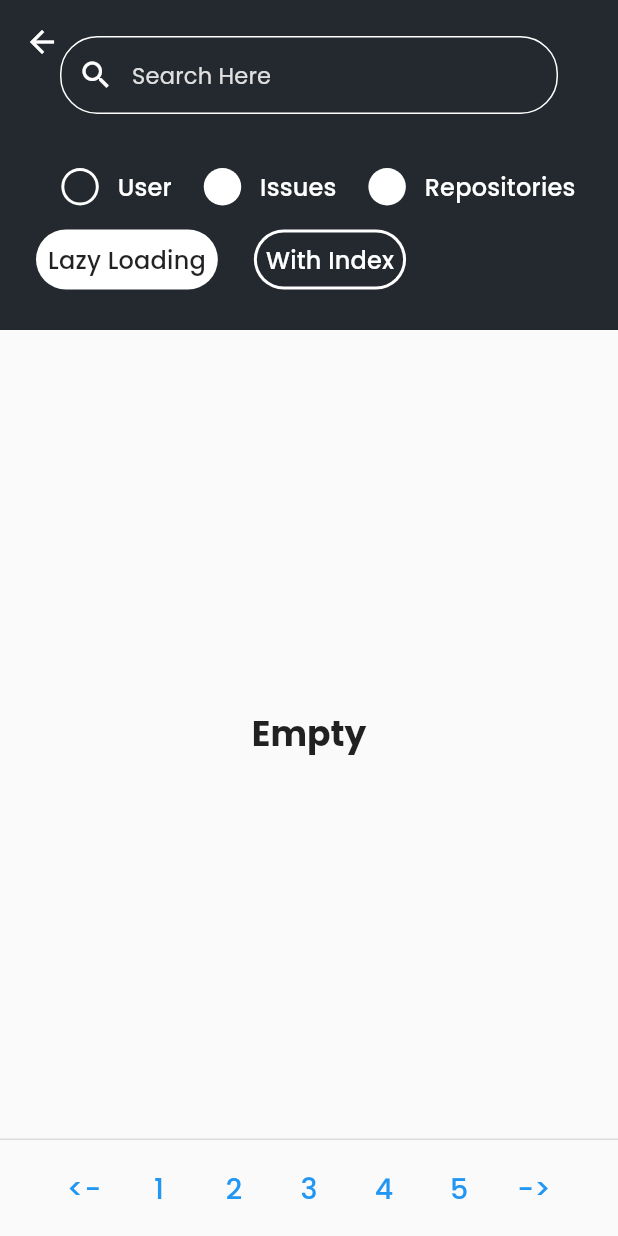
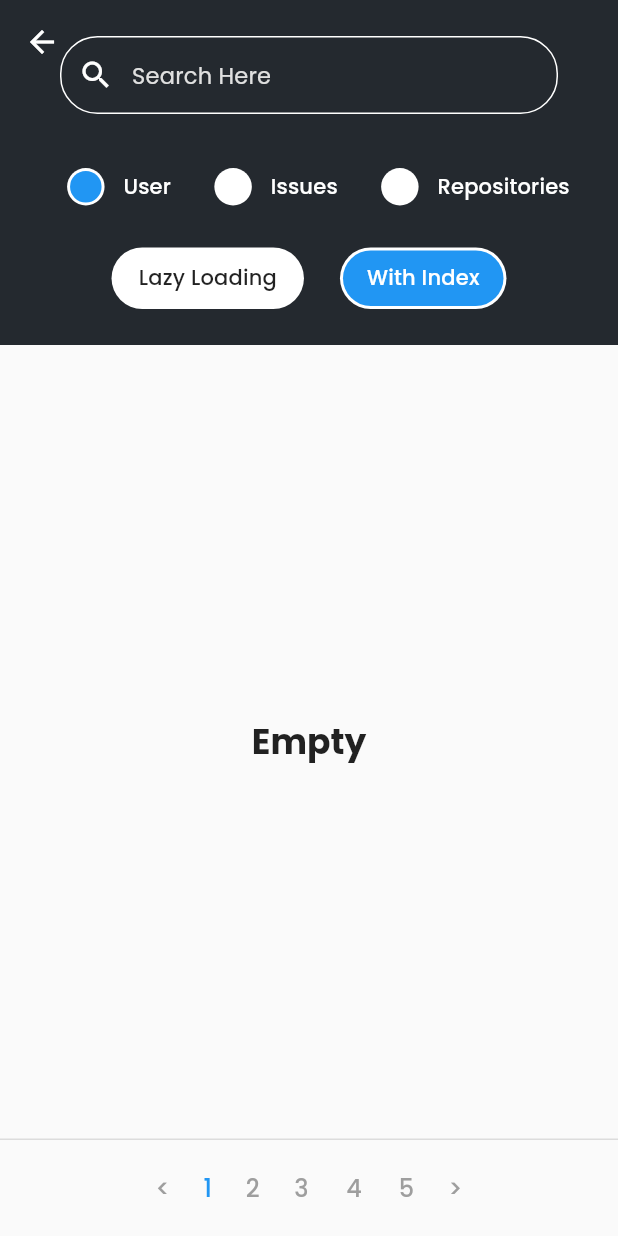
Before and after one commit to Keenan-Adityo/GitHub-Search, a Flutter app: the UserSearchGrid screen opened directly, after a tap on "With Index", on a phone screen of 412 x 824 dp. Run offline on Flutter 3.47's test engine with Material 2 defaults, Android fonts, the phone set to English and light mode, and no system bars; our stand-ins replace bloc, dartz, equatable, flutter_bloc, get_it, google_fonts and 2 more; missing offline and left inert: encrypt; accounts and stored records are empty.

Commit message:
refactor some ui

```diff
--- a/core/lib/presentation/pages/search_page.dart
+++ b/core/lib/presentation/pages/search_page.dart
@@ -316,8 +316,8 @@ class SliverHeader extends StatelessWidget {
     return SliverPersistentHeader(
       pinned: true,
       delegate: SliverDelegate(
-        minHeight: 120,
-        maxHeight: 120,
+        minHeight: 130,
+        maxHeight: 130,
         child: Container(
           color: mainColor,
           padding: const EdgeInsets.symmetric(horizontal: 24, vertical: 12),
@@ -347,9 +347,10 @@ class SliverHeader extends StatelessWidget {
                 ],
               ),
               const SizedBox(
-                height: 16,
+                height: 28,
               ),
               Row(
+                mainAxisAlignment: MainAxisAlignment.center,
                 children: [
                   InkWell(
                     onTap: () {
--- a/core/lib/presentation/widgets/index_footer.dart
+++ b/core/lib/presentation/widgets/index_footer.dart
@@ -20,7 +20,7 @@ class IndexFooter extends StatelessWidget {
           mainAxisAlignment: MainAxisAlignment.center,
           children: [
             SizedBox(
-              width: 50,
+              width: 30,
               child: TextButton(
                 onPressed: () {
                   if (categoryState.page != 1) {
@@ -37,13 +37,13 @@ class IndexFooter extends StatelessWidget {
                   }
                 },
                 child: Text(
-                  '<-',
-                  style: kHeading6,
+                  '<',
+                  style: kHeading6.copyWith(fontSize: 16, color: Colors.grey),
                 ),
               ),
             ),
             SizedBox(
-              width: 50,
+              width: 30,
               child: TextButton(
                 onPressed: () {
                   if (categoryState.page != 1) {
@@ -64,12 +64,14 @@ class IndexFooter extends StatelessWidget {
                 },
                 child: Text(
                   '1',
-                  style: kHeading6,
+                  style: (categoryState.page == 1)
+                      ? kHeading6.copyWith(fontSize: 16)
+                      : kHeading6.copyWith(fontSize: 16, color: Colors.grey),
                 ),
               ),
             ),
             SizedBox(
-              width: 50,
+              width: 30,
               child: TextButton(
                 onPressed: () {
                   if (categoryState.page <= 4 && categoryState.page != 2) {
@@ -90,12 +92,14 @@ class IndexFooter extends StatelessWidget {
                 },
                 child: Text(
                   (categoryState.page <= 4) ? '2' : '.',
-                  style: kHeading6,
+                  style: (categoryState.page == 2)
+                      ? kHeading6.copyWith(fontSize: 16)
+                      : kHeading6.copyWith(fontSize: 16, color: Colors.grey),
                 ),
               ),
             ),
             SizedBox(
-              width: 50,
+              width: 35,
               child: TextButton(
                 onPressed: () {
                   if (categoryState.page <= 4) {
@@ -129,12 +133,14 @@ class IndexFooter extends StatelessWidget {
                   (categoryState.page <= 4)
                       ? '3'
                       : (categoryState.page - 1).toString(),
-                  style: kHeading6,
+                  style: (categoryState.page == 3)
+                      ? kHeading6.copyWith(fontSize: 16)
+                      : kHeading6.copyWith(fontSize: 16, color: Colors.grey),
                 ),
               ),
             ),
             SizedBox(
-              width: 50,
+              width: 35,
               child: TextButton(
                 onPressed: () {
                   if (categoryState.page < 4) {
@@ -157,12 +163,14 @@ class IndexFooter extends StatelessWidget {
                   (categoryState.page <= 4)
                       ? '4'
                       : categoryState.page.toString(),
-                  style: kHeading6,
+                  style: (categoryState.page > 3)
+                      ? kHeading6.copyWith(fontSize: 16)
+                      : kHeading6.copyWith(fontSize: 16, color: Colors.grey),
                 ),
               ),
             ),
             SizedBox(
-              width: 50,
+              width: 35,
               child: TextButton(
                 onPressed: () {
                   if (categoryState.page <= 4) {
@@ -196,12 +204,12 @@ class IndexFooter extends StatelessWidget {
                   (categoryState.page <= 4)
                       ? '5'
                       : (categoryState.page + 1).toString(),
-                  style: kHeading6,
+                  style: kHeading6.copyWith(fontSize: 16, color: Colors.grey),
                 ),
               ),
             ),
             SizedBox(
-              width: 50,
+              width: 30,
               child: TextButton(
                 onPressed: () {
                   if (categoryState.category == 'User') {
@@ -216,8 +224,8 @@ class IndexFooter extends StatelessWidget {
                   }
                 },
                 child: Text(
-                  '->',
-                  style: kHeading6,
+                  '>',
+                  style: kHeading6.copyWith(fontSize: 16, color: Colors.grey),
                 ),
               ),
             ),
--- a/core/lib/presentation/widgets/paginations.dart
+++ b/core/lib/presentation/widgets/paginations.dart
@@ -1,5 +1,4 @@
 import 'package:core/presentation/bloc/pagination_bloc/pagination_bloc.dart';
-import 'package:core/styles/colors.dart';
 import 'package:core/styles/text_styles.dart';
 import 'package:flutter/material.dart';
 import 'package:flutter_bloc/flutter_bloc.dart';
@@ -23,28 +22,30 @@ class Paginations extends StatelessWidget {
             if (pagination == state.pagination) {
               return Container(
                 child: Padding(
-                  padding: const EdgeInsets.all(6.0),
+                  padding:
+                      const EdgeInsets.symmetric(vertical: 8, horizontal: 16),
                   child: Text(
                     pagination,
                     style: kHeading6.copyWith(
-                      fontSize: 16,
+                      fontSize: 14,
                       color: Colors.white,
                     ),
                   ),
                 ),
                 decoration: BoxDecoration(
                   borderRadius: BorderRadius.circular(20),
-                  color: mainColor,
+                  color: Colors.blue,
                 ),
               );
             } else {
               return Container(
                 child: Padding(
-                  padding: const EdgeInsets.all(6.0),
+                  padding:
+                      const EdgeInsets.symmetric(vertical: 8, horizontal: 16),
                   child: Text(
                     pagination,
                     style: kHeading6.copyWith(
-                      fontSize: 16,
+                      fontSize: 14,
                     ),
                   ),
                 ),
--- a/core/lib/presentation/widgets/search_category.dart
+++ b/core/lib/presentation/widgets/search_category.dart
@@ -1,5 +1,4 @@
 import 'package:core/presentation/bloc/category_bloc/category_bloc.dart';
-import 'package:core/styles/colors.dart';
 import 'package:core/styles/text_styles.dart';
 import 'package:flutter_bloc/flutter_bloc.dart';
 import 'package:flutter/material.dart';
@@ -29,7 +28,7 @@ class SearchCategory extends StatelessWidget {
                     child: Container(
                       decoration: const BoxDecoration(
                         shape: BoxShape.circle,
-                        color: mainColor,
+                        color: Colors.blue,
                       ),
                     ),
                   ),
@@ -57,7 +56,7 @@ class SearchCategory extends StatelessWidget {
           Text(
             category,
             style: kHeading6.copyWith(
-              fontSize: 16,
+              fontSize: 14,
               color: Colors.white,
             ),
           )
```
Also changed, not shown: core/lib/presentation/widgets/cards.dart (+93 -28 lines).
